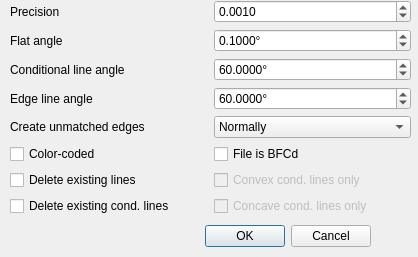
crimsondusk/ldforge, file src/ui/edger2.ui: the form before one commit.
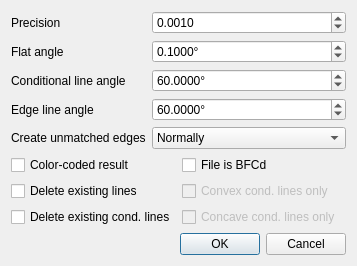
The form after the commit.

Commit message: Completed Edger 2 interface

The edit to the form file:
```diff
--- a/src/ui/edger2.ui
+++ b/src/ui/edger2.ui
@@ -6,7 +6,7 @@
    <rect>
     <x>0</x>
     <y>0</y>
-    <width>418</width>
+    <width>357</width>
     <height>257</height>
    </rect>
   </property>
@@ -16,131 +16,114 @@
   <property name="windowOpacity">
    <double>1.000000000000000</double>
   </property>
-  <widget class="QDialogButtonBox" name="buttonBox">
-   <property name="geometry">
-    <rect>
-     <x>30</x>
-     <y>220</y>
-     <width>341</width>
-     <height>32</height>
-    </rect>
-   </property>
-   <property name="orientation">
-    <enum>Qt::Horizontal</enum>
-   </property>
-   <property name="standardButtons">
-    <set>QDialogButtonBox::Cancel|QDialogButtonBox::Ok</set>
-   </property>
-  </widget>
-  <widget class="QWidget" name="gridLayoutWidget">
-   <property name="geometry">
-    <rect>
-     <x>10</x>
-     <y>0</y>
-     <width>401</width>
-     <height>220</height>
-    </rect>
-   </property>
-   <layout class="QGridLayout" name="gridLayout">
-    <item row="6" column="1">
-     <layout class="QVBoxLayout" name="verticalLayout">
+  <layout class="QVBoxLayout" name="verticalLayout_3">
       <item>
-       <widget class="QCheckBox" name="cb_colored">
-        <property name="text">
-         <string>Color-coded</string>
-        </property>
-       </widget>
-      </item>
+    <layout class="QVBoxLayout" name="verticalLayout_4">
       <item>
-       <widget class="QCheckBox" name="cb_dellines">
+      <layout class="QFormLayout" name="formLayout">
+       <item row="0" column="0">
+        <widget class="QLabel" name="label">
         <property name="text">
-         <string>Delete existing lines</string>
+          <string>Precision</string>
         </property>
        </widget>
       </item>
-      <item>
-       <widget class="QCheckBox" name="cb_delcond">
-        <property name="text">
-         <string>Delete existing cond. lines</string>
-        </property>
-       </widget>
-      </item>
-     </layout>
-    </item>
-    <item row="3" column="2">
-     <widget class="QDoubleSpinBox" name="dsb_edgeangle">
+       <item row="0" column="1">
+        <widget class="QDoubleSpinBox" name="precision">
       <property name="suffix">
-       <string>°</string>
+          <string/>
       </property>
       <property name="decimals">
        <number>4</number>
       </property>
-      <property name="maximum">
-       <double>360.000000000000000</double>
-      </property>
-      <property name="singleStep">
-       <double>0.100000000000000</double>
-      </property>
       <property name="value">
-       <double>60.000000000000000</double>
-      </property>
-     </widget>
-    </item>
-    <item row="2" column="1">
-     <widget class="QLabel" name="label_2">
-      <property name="text">
-       <string>Conditional line angle</string>
-      </property>
-     </widget>
-    </item>
-    <item row="2" column="2">
-     <widget class="QDoubleSpinBox" name="dsb_condangle">
-      <property name="suffix">
-       <string>°</string>
-      </property>
-      <property name="decimals">
-       <number>4</number>
-      </property>
-      <property name="maximum">
-       <double>360.000000000000000</double>
-      </property>
-      <property name="singleStep">
-       <double>0.100000000000000</double>
-      </property>
-      <property name="value">
-       <double>60.000000000000000</double>
+          <double>0.001000000000000</double>
       </property>
      </widget>
     </item>
     <item row="1" column="1">
+        <widget class="QDoubleSpinBox" name="flatAngle">
+         <property name="suffix">
+          <string>°</string>
+         </property>
+         <property name="decimals">
+          <number>4</number>
+         </property>
+         <property name="minimum">
+          <double>0.000000000000000</double>
+         </property>
+         <property name="maximum">
+          <double>360.000000000000000</double>
+         </property>
+         <property name="singleStep">
+          <double>0.100000000000000</double>
+         </property>
+         <property name="value">
+          <double>0.100000000000000</double>
+         </property>
+        </widget>
+       </item>
+       <item row="1" column="0">
      <widget class="QLabel" name="label_3">
       <property name="text">
        <string>Flat angle</string>
       </property>
      </widget>
     </item>
+       <item row="2" column="0">
+        <widget class="QLabel" name="label_2">
+         <property name="text">
+          <string>Conditional line angle</string>
+         </property>
+        </widget>
+       </item>
+       <item row="2" column="1">
+        <widget class="QDoubleSpinBox" name="condAngle">
+         <property name="suffix">
+          <string>°</string>
+         </property>
+         <property name="decimals">
+          <number>4</number>
+         </property>
+         <property name="maximum">
+          <double>360.000000000000000</double>
+         </property>
+         <property name="singleStep">
+          <double>0.100000000000000</double>
+         </property>
+         <property name="value">
+          <double>60.000000000000000</double>
+         </property>
+        </widget>
+       </item>
     <item row="3" column="1">
+        <widget class="QDoubleSpinBox" name="edgeAngle">
+         <property name="suffix">
+          <string>°</string>
+         </property>
+         <property name="decimals">
+          <number>4</number>
+         </property>
+         <property name="maximum">
+          <double>360.000000000000000</double>
+         </property>
+         <property name="singleStep">
+          <double>0.100000000000000</double>
+         </property>
+         <property name="value">
+          <double>60.000000000000000</double>
+         </property>
+        </widget>
+       </item>
+       <item row="3" column="0">
      <widget class="QLabel" name="label_4">
       <property name="text">
        <string>Edge line angle</string>
       </property>
      </widget>
     </item>
-    <item row="0" column="2">
-     <widget class="QDoubleSpinBox" name="dsb_precision">
-      <property name="suffix">
-       <string/>
-      </property>
-      <property name="decimals">
-       <number>4</number>
-      </property>
-      <property name="value">
-       <double>0.001000000000000</double>
-      </property>
-     </widget>
-    </item>
-    <item row="4" column="2">
-     <widget class="QComboBox" name="cmb_unmatched">
+       <item row="4" column="1">
+        <widget class="QComboBox" name="unmatched">
       <property name="currentIndex">
        <number>1</number>
       </property>
@@ -161,53 +144,53 @@
       </item>
      </widget>
     </item>
-    <item row="0" column="1">
-     <widget class="QLabel" name="label">
-      <property name="text">
-       <string>Precision</string>
-      </property>
-     </widget>
-    </item>
-    <item row="1" column="2">
-     <widget class="QDoubleSpinBox" name="dsb_flatangle">
-      <property name="suffix">
-       <string>°</string>
-      </property>
-      <property name="decimals">
-       <number>4</number>
-      </property>
-      <property name="minimum">
-       <double>0.000000000000000</double>
-      </property>
-      <property name="maximum">
-       <double>360.000000000000000</double>
-      </property>
-      <property name="singleStep">
-       <double>0.100000000000000</double>
-      </property>
-      <property name="value">
-       <double>0.100000000000000</double>
-      </property>
-     </widget>
-    </item>
-    <item row="4" column="1">
+       <item row="4" column="0">
      <widget class="QLabel" name="label_5">
       <property name="text">
        <string>Create unmatched edges</string>
       </property>
      </widget>
     </item>
-    <item row="6" column="2">
-     <layout class="QVBoxLayout" name="verticalLayout_2">
+      </layout>
+     </item>
       <item>
-       <widget class="QCheckBox" name="cb_bfc">
+      <layout class="QHBoxLayout" name="horizontalLayout">
+       <item>
+        <layout class="QVBoxLayout" name="verticalLayout_5">
+         <item>
+          <widget class="QCheckBox" name="colored">
+           <property name="text">
+            <string>Color-coded result</string>
+           </property>
+          </widget>
+         </item>
+         <item>
+          <widget class="QCheckBox" name="delLines">
+           <property name="text">
+            <string>Delete existing lines</string>
+           </property>
+          </widget>
+         </item>
+         <item>
+          <widget class="QCheckBox" name="delCondLines">
+           <property name="text">
+            <string>Delete existing cond. lines</string>
+           </property>
+          </widget>
+         </item>
+        </layout>
+       </item>
+       <item>
+        <layout class="QVBoxLayout" name="verticalLayout_6">
+         <item>
+          <widget class="QCheckBox" name="bfc">
         <property name="text">
          <string>File is BFCd</string>
         </property>
        </widget>
       </item>
       <item>
-       <widget class="QCheckBox" name="cb_convex">
+          <widget class="QCheckBox" name="convex">
         <property name="enabled">
          <bool>false</bool>
         </property>
@@ -217,7 +200,7 @@
        </widget>
       </item>
       <item>
-       <widget class="QCheckBox" name="cb_concave">
+          <widget class="QCheckBox" name="concave">
         <property name="enabled">
          <bool>false</bool>
         </property>
@@ -229,7 +212,20 @@
      </layout>
     </item>
    </layout>
-  </widget>
+     </item>
+    </layout>
+   </item>
+   <item>
+    <widget class="QDialogButtonBox" name="buttonBox">
+     <property name="orientation">
+      <enum>Qt::Horizontal</enum>
+     </property>
+     <property name="standardButtons">
+      <set>QDialogButtonBox::Cancel|QDialogButtonBox::Ok</set>
+     </property>
+    </widget>
+   </item>
+  </layout>
  </widget>
  <resources/>
  <connections>
```
Left out of the diff: 44 changed lines with no effect on the pictures. Lines whose indentation alone changed are shown as unchanged. The commit also changes 2 other files.
